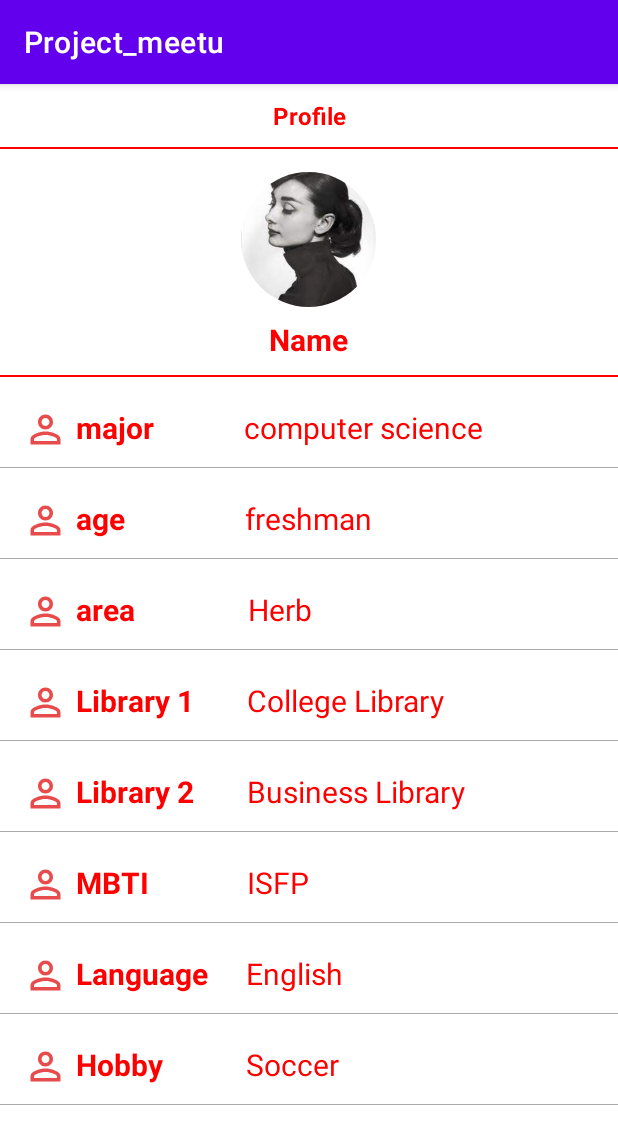
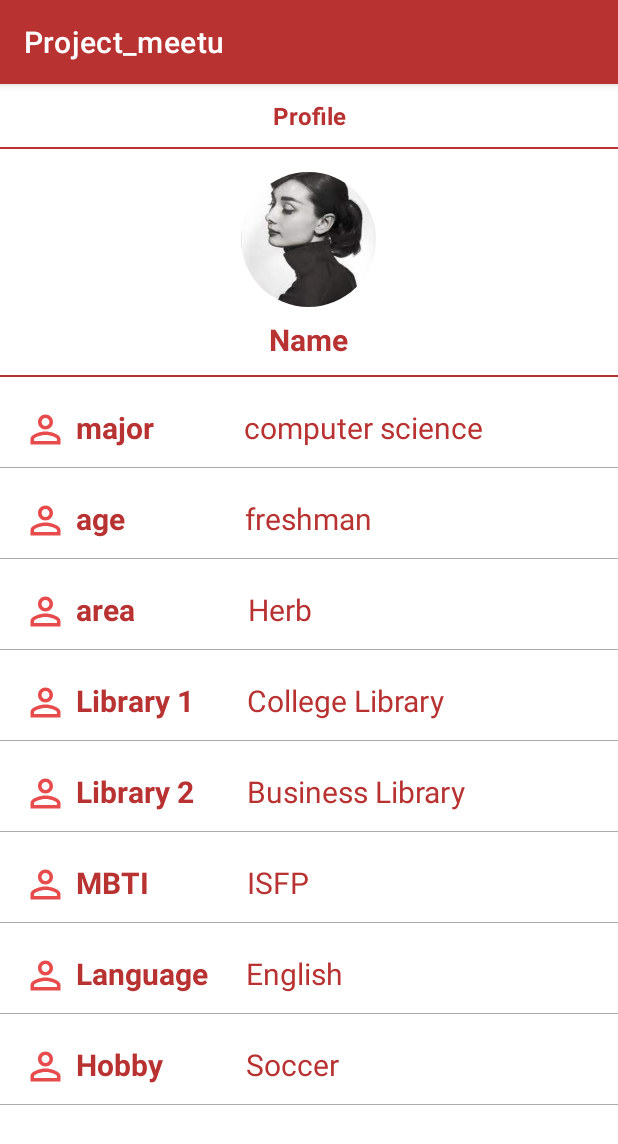
Before and after one commit to HoyeonS/Project_Meetu, an Android app: the FriendProfile screen opened directly, with no data from a screen before it, on a phone screen of 412 x 824 dp. Shown: the top 1144 px of the screen. Run offline under Robolectric (Android 15) with nearby library versions, the phone set to English and light mode, and no system bars; plain views replace CircularImageView.

Commit message:
color design

```diff
--- a/app/src/main/res/drawable/background.xml
+++ b/app/src/main/res/drawable/background.xml
@@ -3,7 +3,7 @@
 <item>
     <shape>
         <solid
-            android:color="@color/purple_200"/>
+            android:color="#F06464"/>
     </shape>
 </item>
 </selector>
--- a/app/src/main/res/layout/activity_friend_profile.xml
+++ b/app/src/main/res/layout/activity_friend_profile.xml
@@ -26,7 +26,7 @@
             android:layout_width="wrap_content"
             android:layout_height="wrap_content"
             android:text="Name"
-            android:textColor="#ff0000"
+            android:textColor="#b93232"
             android:textSize="20dp"
             android:layout_marginTop="8dp"
             android:textStyle="bold"
@@ -35,7 +35,7 @@
         <View
             android:layout_width="match_parent"
             android:layout_height="1dp"
-            android:background="#ff0000"
+            android:background="#b93232"
             android:layout_marginTop="10dp"/>
 
     </LinearLayout>
@@ -58,7 +58,7 @@
             android:layout_height="wrap_content"
             android:text= "major"
             android:textStyle="bold"
-            android:textColor="#ff0000"
+            android:textColor="#b93232"
             android:textSize="20dp"
             android:layout_marginLeft="5dp"/>
 
@@ -66,7 +66,7 @@
             android:layout_width="wrap_content"
             android:layout_height="wrap_content"
             android:text= "computer science"
-            android:textColor="#ff0000"
+            android:textColor="#b93232"
             android:textSize="20dp"
             android:layout_marginLeft="60dp"/>
 
@@ -98,7 +98,7 @@
             android:layout_height="wrap_content"
             android:text= "age"
             android:textStyle="bold"
-            android:textColor="#ff0000"
+            android:textColor="#b93232"
             android:textSize="20dp"
             android:layout_marginLeft="5dp"/>
 
@@ -107,7 +107,7 @@
             android:layout_height="wrap_content"
             android:layout_marginLeft="80dp"
             android:text="freshman"
-            android:textColor="#ff0000"
+            android:textColor="#b93232"
             android:textSize="20dp" />
 
     </LinearLayout>
@@ -138,7 +138,7 @@
             android:layout_height="wrap_content"
             android:text= "area"
             android:textStyle="bold"
-            android:textColor="#ff0000"
+            android:textColor="#b93232"
             android:textSize="20dp"
             android:layout_marginLeft="5dp"/>
 
@@ -146,7 +146,7 @@
             android:layout_width="wrap_content"
             android:layout_height="wrap_content"
             android:text= "Herb"
-            android:textColor="#ff0000"
+            android:textColor="#b93232"
             android:textSize="20dp"
             android:layout_marginLeft="75dp"/>
 
@@ -178,7 +178,7 @@
             android:layout_height="wrap_content"
             android:text= "Library 1"
             android:textStyle="bold"
-            android:textColor="#ff0000"
+            android:textColor="#b93232"
             android:textSize="20dp"
             android:layout_marginLeft="5dp"/>
 
@@ -186,7 +186,7 @@
             android:layout_width="wrap_content"
             android:layout_height="wrap_content"
             android:text= "College Library"
-            android:textColor="#ff0000"
+            android:textColor="#b93232"
             android:textSize="20dp"
             android:layout_marginLeft="35dp"/>
 
@@ -218,7 +218,7 @@
             android:layout_height="wrap_content"
             android:text= "Library 2"
             android:textStyle="bold"
-            android:textColor="#ff0000"
+            android:textColor="#b93232"
             android:textSize="20dp"
             android:layout_marginLeft="5dp"/>
 
@@ -226,7 +226,7 @@
             android:layout_width="wrap_content"
             android:layout_height="wrap_content"
             android:text= "Business Library"
-            android:textColor="#ff0000"
+            android:textColor="#b93232"
             android:textSize="20dp"
             android:layout_marginLeft="35dp"/>
 
@@ -258,7 +258,7 @@
             android:layout_height="wrap_content"
             android:text= "MBTI"
             android:textStyle="bold"
-            android:textColor="#ff0000"
+            android:textColor="#b93232"
             android:textSize="20dp"
             android:layout_marginLeft="5dp"/>
 
@@ -266,7 +266,7 @@
             android:layout_width="wrap_content"
             android:layout_height="wrap_content"
             android:text= "ISFP"
-            android:textColor="#ff0000"
+            android:textColor="#b93232"
             android:textSize="20dp"
             android:layout_marginLeft="65dp"/>
 
@@ -298,7 +298,7 @@
             android:layout_height="wrap_content"
             android:text= "Language"
             android:textStyle="bold"
-            android:textColor="#ff0000"
+            android:textColor="#b93232"
             android:textSize="20dp"
             android:layout_marginLeft="5dp"/>
 
@@ -306,7 +306,7 @@
             android:layout_width="wrap_content"
             android:layout_height="wrap_content"
             android:text= "English"
-            android:textColor="#ff0000"
+            android:textColor="#b93232"
             android:textSize="20dp"
             android:layout_marginLeft="25dp"/>
 
@@ -338,7 +338,7 @@
             android:layout_height="wrap_content"
             android:text= "Hobby"
             android:textStyle="bold"
-            android:textColor="#ff0000"
+            android:textColor="#b93232"
             android:textSize="20dp"
             android:layout_marginLeft="5dp"/>
 
@@ -346,7 +346,7 @@
             android:layout_width="wrap_content"
             android:layout_height="wrap_content"
             android:text= "Soccer"
-            android:textColor="#ff0000"
+            android:textColor="#b93232"
             android:textSize="20dp"
             android:layout_marginLeft="55dp"/>
 
--- a/app/src/main/res/layout/activity_register.xml
+++ b/app/src/main/res/layout/activity_register.xml
@@ -3,7 +3,8 @@
     xmlns:app="http://schemas.android.com/apk/res-auto"
     xmlns:tools="http://schemas.android.com/tools"
     android:layout_width="match_parent"
-    android:layout_height="match_parent">
+    android:layout_height="match_parent"
+    android:background="@drawable/background">
 
     <TextView
         android:id="@+id/textView"
--- a/app/src/main/res/layout/activity_status.xml
+++ b/app/src/main/res/layout/activity_status.xml
@@ -115,6 +115,7 @@ tools:context=".StatusActivity">
         android:id="@+id/btn_contact_developer"
         android:layout_width="126dp"
         android:layout_height="60dp"
+        android:textColor="@color/white"
         android:text="contact developer"
         app:layout_constraintBottom_toBottomOf="parent"
         app:layout_constraintEnd_toEndOf="parent"
@@ -129,6 +130,7 @@ tools:context=".StatusActivity">
         android:layout_width="126dp"
         android:layout_height="60dp"
         android:text="find friends"
+        android:textColor="@color/white"
         app:layout_constraintBottom_toBottomOf="parent"
         app:layout_constraintEnd_toEndOf="parent"
         app:layout_constraintHorizontal_bias="0.87"
--- a/app/src/main/res/layout/toolbar.xml
+++ b/app/src/main/res/layout/toolbar.xml
@@ -18,7 +18,7 @@
             android:layout_width="0dp"
             android:layout_height="wrap_content"
             android:text="Profile"
-            android:textColor="#ff0000"
+            android:textColor="#b93232"
             android:textSize="16dp"
             android:gravity="center"
             android:textStyle="bold" />
@@ -28,7 +28,7 @@
     <View
         android:layout_width="wrap_content"
         android:layout_height="1dp"
-        android:background="#ff0000"
+        android:background="#b93232"
         android:layout_below="@id/profile_l1"
         android:padding="8dp"/>
 
--- a/app/src/main/res/values-night/themes.xml
+++ b/app/src/main/res/values-night/themes.xml
@@ -2,8 +2,8 @@
     <!-- Base application theme. -->
     <style name="Theme.Project_meetu" parent="Theme.MaterialComponents.DayNight.DarkActionBar">
         <!-- Primary brand color. -->
-        <item name="colorPrimary">@color/purple_200</item>
-        <item name="colorPrimaryVariant">@color/purple_700</item>
+        <item name="colorPrimary">#D7567F</item>
+        <item name="colorPrimaryVariant">#FF5675</item>
         <item name="colorOnPrimary">@color/black</item>
         <!-- Secondary brand color. -->
         <item name="colorSecondary">@color/teal_200</item>
--- a/app/src/main/res/values/themes.xml
+++ b/app/src/main/res/values/themes.xml
@@ -2,9 +2,9 @@
     <!-- Base application theme. -->
     <style name="Theme.Project_meetu" parent="Theme.MaterialComponents.DayNight.DarkActionBar">
         <!-- Primary brand color. -->
-        <item name="colorPrimary">@color/purple_500</item>
-        <item name="colorPrimaryVariant">@color/purple_700</item>
-        <item name="colorOnPrimary">@color/white</item>
+        <item name="colorPrimary">#b93232</item>
+        <item name="colorPrimaryVariant">#eb5454</item>
+        <item name="colorOnPrimary">#ffffff</item>
         <!-- Secondary brand color. -->
         <item name="colorSecondary">@color/teal_200</item>
         <item name="colorSecondaryVariant">@color/teal_700</item>
```
